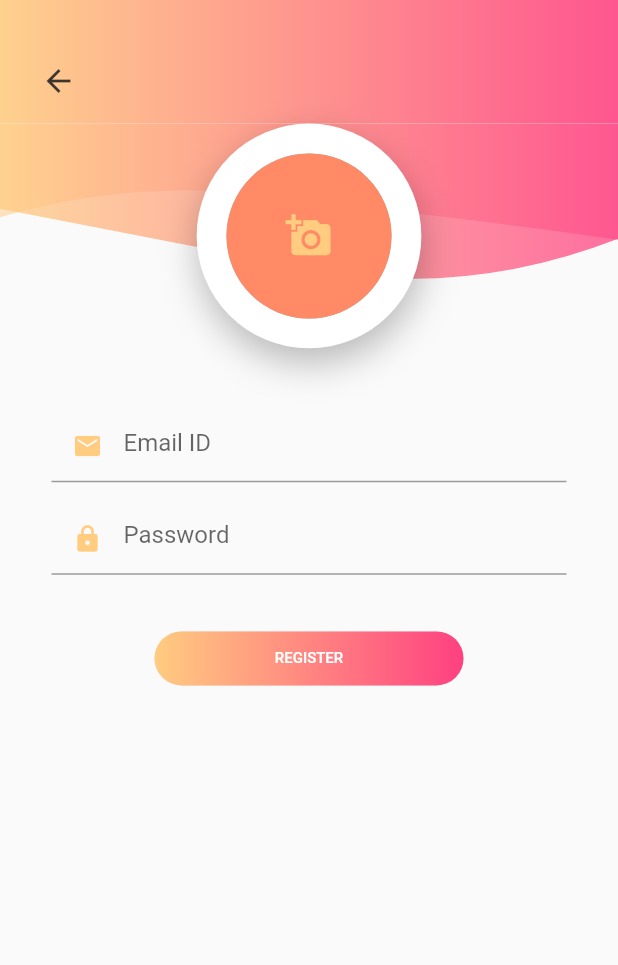
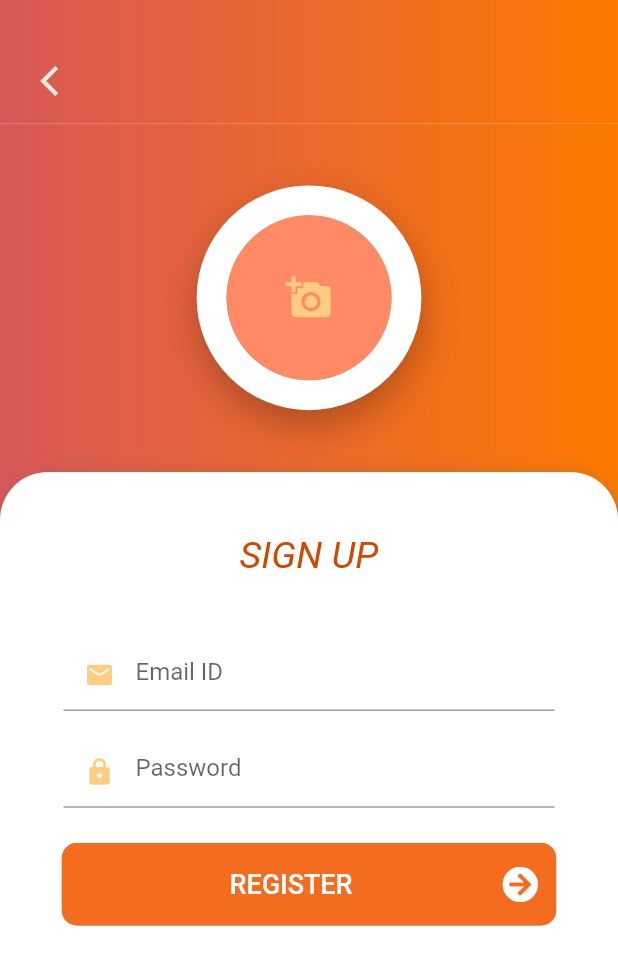
Before and after one commit to Three-team-org/Data-Buffering-App-Flutter, a Flutter app: the screen it shows after launch, after a tap on "Create Account", on a phone screen of 412 x 824 dp. Shown: the top 965 px of the screen. Run offline on Flutter 3.47's test engine with Material 2 defaults, Android fonts, the phone set to English and light mode, and no system bars; our stand-ins replace cached_network_image, flutter_icons, flutter_screenutil, font_awesome_flutter, google_fonts, image_picker and 5 more; missing offline and left inert: flex_color_picker, flutter_gifimage, grouped_buttons; accounts and stored records are empty; statements that could not run were skipped.

Commit message:
update for sign-up, dashboard, data page

```diff
--- a/lib/ui/signin.dart
+++ b/lib/ui/signin.dart
@@ -265,7 +265,7 @@ class _SignInScreenState extends State<SignInScreen> {
                     Text('sign in'.toUpperCase(),style: TextStyle(fontSize: _large? 22: (_medium? 20: 18))),
                     Spacer(),
                     Icon(
-                      FontAwesomeIcons.longArrowAltRight,
+                      FontAwesomeIcons.arrowCircleRight,
 
                     ),
                   ],
--- a/lib/ui/signup.dart
+++ b/lib/ui/signup.dart
@@ -6,8 +6,7 @@ import 'package:data_buffer/ui/widgets/responsive_ui.dart';
 import 'package:data_buffer/ui/widgets/textformfield.dart';
 import 'package:image_picker/image_picker.dart';
 import 'dart:io';
-
-
+import 'package:font_awesome_flutter/font_awesome_flutter.dart';
 
 class SignUpScreen extends StatefulWidget {
   @override
@@ -15,6 +14,7 @@ class SignUpScreen extends StatefulWidget {
 }
 
 class _SignUpScreenState extends State<SignUpScreen> {
+  final double infoHeight = 400.0;
   bool checkBoxValue = false;
   double _height;
   double _width;
@@ -81,23 +81,72 @@ class _SignUpScreenState extends State<SignUpScreen> {
     _pixelRatio = MediaQuery.of(context).devicePixelRatio;
     _large =  ResponsiveWidget.isScreenLarge(_width, _pixelRatio);
     _medium =  ResponsiveWidget.isScreenMedium(_width, _pixelRatio);
-
+    final double tempHeight = MediaQuery.of(context).size.height -
+        (MediaQuery.of(context).size.width) +
+        70.0;
     return Material(
-      child: Scaffold(
-        body: Container(
+      child: GestureDetector(
+        onTap: (){
+          FocusScope.of(context).requestFocus(new FocusNode());
+        },
+        child: Container(
+          decoration: BoxDecoration(
+              gradient: LinearGradient(
+                  begin: Alignment.topLeft,
+                  end: Alignment.topRight,
+                  colors: [ Color(0xFFD85858), Color(0xFFFD7900),])),
           height: _height,
           width: _width,
-          margin: EdgeInsets.only(bottom: 5),
+          padding: EdgeInsets.only(bottom: 0),
           child: SingleChildScrollView(
             child: Column(
               children: <Widget>[
                 Opacity(opacity: 0.88,child: CustomAppBar()),
+                SizedBox(height: _height/20,),
                 clipShape(),
+                SizedBox(height: _height/20,),
+                Container(
+                  decoration: BoxDecoration(
+                    color: Color(0xFFFFFFFF),
+                    borderRadius: const BorderRadius.only(
+                        topLeft: Radius.circular(32.0),
+                        topRight: Radius.circular(32.0)),
+                    boxShadow: <BoxShadow>[
+                      BoxShadow(
+                          color: Color(0xFF3A5160).withOpacity(0.2),
+                          offset: const Offset(1.1, 1.1),
+                          blurRadius: 10.0),
+                    ],
+                  ),
+                  child: Padding(
+                    padding: const EdgeInsets.only(left: 8, right: 8),
+                    child: SingleChildScrollView(
+                      child:
+                      Container(
+                        child: Column(
+                          mainAxisAlignment: MainAxisAlignment.center,
+                          crossAxisAlignment: CrossAxisAlignment.center,
+                          children: <Widget>[
+                              Container(
+                                margin: EdgeInsets.only(
+                                    left:_width/ 12.0,
+                                    right: _width / 12.0,
+                                    top: _height / 20.0),
+                                child:
+                                  Text('sign up'.toUpperCase(),style: TextStyle(fontSize: _large? 30: (_medium? 28: 25),
+                                      color: Color(0xFFCE4A00), fontStyle: FontStyle.italic)),
+                                  ),
                             form(),
-                acceptTermsTextRow(),
                             SizedBox(height: _height/35,),
                             button(),
+                            SizedBox(height: _height/3,),
                             //signInTextRow(),
+                          ],
+                        ),
+                      ),
+                    ),
+                  ),
+                ),
               ],
             ),
           ),
@@ -109,34 +158,6 @@ class _SignUpScreenState extends State<SignUpScreen> {
   Widget clipShape() {
     return Stack(
       children: <Widget>[
-        Opacity(
-          opacity: 0.75,
-          child: ClipPath(
-            clipper: CustomShapeClipper(),
-            child: Container(
-              height: _large? _height/8 : (_medium? _height/7 : _height/6.5),
-              decoration: BoxDecoration(
-                gradient: LinearGradient(
-                  colors: [Colors.orange[200], Colors.pinkAccent],
-                ),
-              ),
-            ),
-          ),
-        ),
-        Opacity(
-          opacity: 0.5,
-          child: ClipPath(
-            clipper: CustomShapeClipper2(),
-            child: Container(
-              height: _large? _height/12 : (_medium? _height/11 : _height/10),
-              decoration: BoxDecoration(
-                gradient: LinearGradient(
-                  colors: [Colors.orange[200], Colors.pinkAccent],
-                ),
-              ),
-            ),
-          ),
-        ),
         Container(
           height: _height / 5.5,
           alignment: Alignment.center,
@@ -188,7 +209,7 @@ class _SignUpScreenState extends State<SignUpScreen> {
         child: Column(
           children: <Widget>[
             emailTextFormField(),
-            SizedBox(height: _height / 60.0),
+            SizedBox(height: _height / 50.0),
             passwordTextFormField(),
           ],
         ),
@@ -237,40 +258,49 @@ class _SignUpScreenState extends State<SignUpScreen> {
     );
   }
 
-  Widget acceptTermsTextRow() {
-    return Container(
-      margin: EdgeInsets.only(top: _height / 100.0),
-      child: Row(
-        mainAxisAlignment: MainAxisAlignment.center,
-        children: <Widget>[
 
-        ],
-      ),
-    );
-  }
 
   Widget button() {
-    return RaisedButton(
+    return Container(
+      width: _width,
+      child: Column(
+
+          mainAxisAlignment: MainAxisAlignment.center,
+          crossAxisAlignment: CrossAxisAlignment.center,
+          children:<Widget>[
+            RaisedButton(
+
               elevation: 0,
-      shape: RoundedRectangleBorder(borderRadius: BorderRadius.circular(30.0)),
-      onPressed: () {
-        print("Routing to your account");
-      },
+              shape: RoundedRectangleBorder(borderRadius: BorderRadius.circular(10.0)),
               textColor: Colors.white,
               padding: EdgeInsets.all(0.0),
               child: Container(
                   alignment: Alignment.center,
-        width:_large? _width/2 : (_medium? _width/2: _width/2),
+                  width: _large? _width*.8 : (_medium? _width*.8: _width*.8),
+                  height: _large? _height/15 : (_medium? _height/15: _height/15),
                   decoration: BoxDecoration(
-          borderRadius: BorderRadius.all(Radius.circular(20.0)),
-          gradient: LinearGradient(
-            colors: <Color>[Colors.orange[200], Colors.pinkAccent],
+                    borderRadius: BorderRadius.all(Radius.circular(10.0)),
+                    color: Color(0xFFF46C20),
+                  ),
+                  padding: const EdgeInsets.all(12.0),
+                  child:Row(
+                    children: <Widget>[
+                      Spacer(),
+                      Text('Register'.toUpperCase(),style: TextStyle(fontSize: _large? 22: (_medium? 20: 18), color: Colors.white)),
+                      Spacer(),
+                      Icon(
+                        FontAwesomeIcons.arrowCircleRight,
+                        color: Colors.white,
+                      ),
+                    ],
+                  )
+
               ),
             ),
-        padding: const EdgeInsets.all(12.0),
-        child: Text('REGISTER', style: TextStyle(fontSize: _large? 14: (_medium? 12: 10)),),
+          ]
       ),
     );
+
   }
 
   Widget infoTextRow() {
--- a/lib/ui/widgets/customappbar.dart
+++ b/lib/ui/widgets/customappbar.dart
@@ -12,13 +12,14 @@ class CustomAppBar extends StatelessWidget {
         padding: EdgeInsets.only(left: 15, top: 25),
         decoration: BoxDecoration(
           gradient: LinearGradient(
-              colors:[Colors.orange[200], Colors.pinkAccent]
+              colors:[Color(0xFFD85858), Color(0xFFFD7900)]
           ),
         ),
         child: Row(
           children: <Widget>[
             IconButton(
-                icon: Icon(Icons.arrow_back,),
+                icon: Icon(Icons.arrow_back_ios,),
+                color: Colors.white,
                 onPressed: (){
                   print("pop");
                   Navigator.of(context).pop();
--- a/pubspec.yaml
+++ b/pubspec.yaml
@@ -77,7 +77,7 @@ flutter:
     - assets/images/powered_by.png
     - assets/images/icon_advice.png
     - assets/images/icon_calendar.jpg
-    - assets/images/icon_data.jfif
+    - assets/images/icon_data.png
     - assets/images/icon_hospital.png
     - assets/images/icon_new.png
     - assets/images/icon_recipe.png
```
Also changed, not shown: lib/ui/dashboard.dart (+89 -81 lines), lib/ui/sub_data.dart (+23 -33 lines), assets/images/icon_advice.png, assets/images/icon_data.png (added), assets/images/icon_new.png, assets/images/icon_plan.png, 2 other files. Lines whose indentation alone changed are shown as unchanged.
